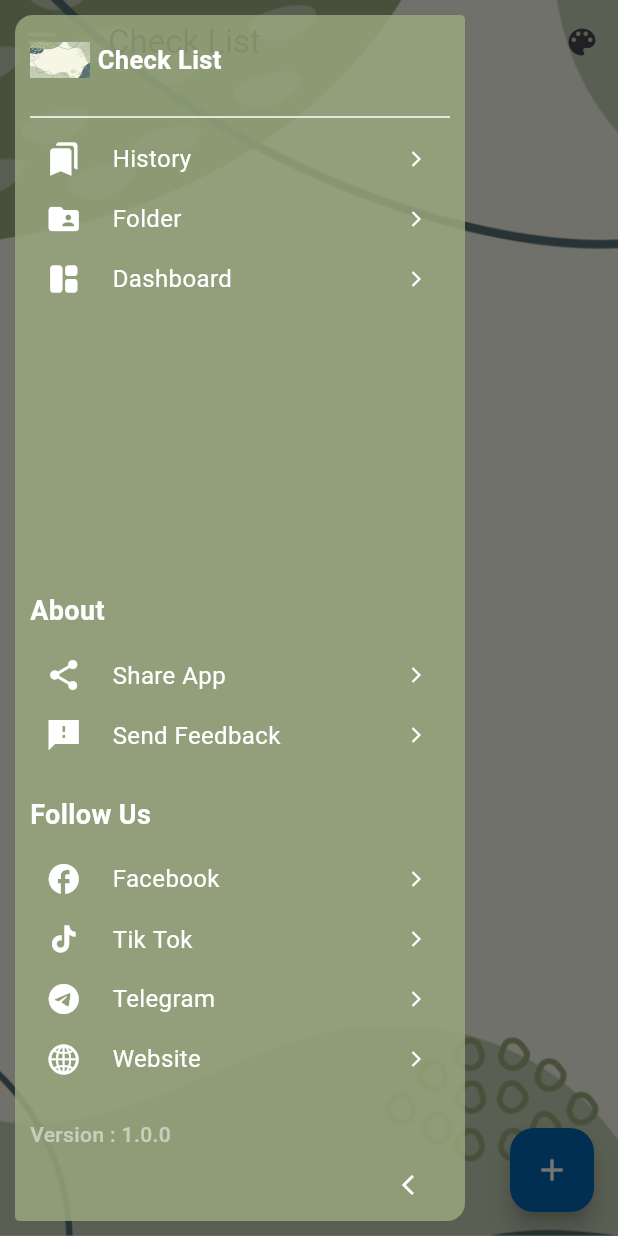
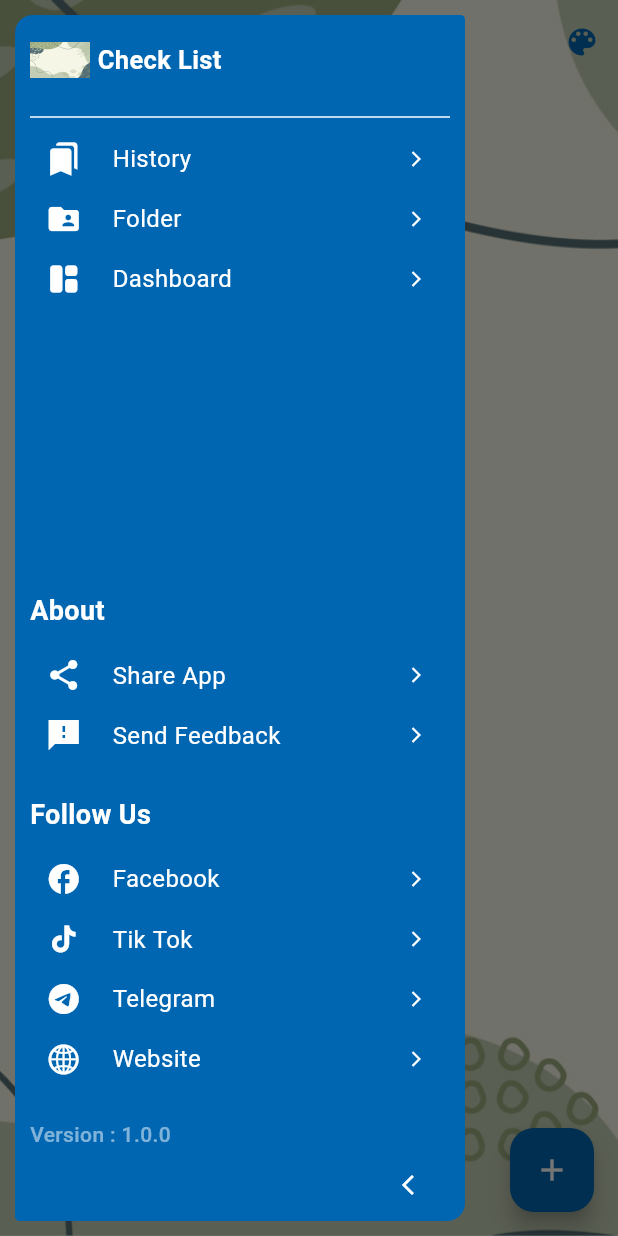
Before and after one commit to Theara-Mot/check-list, a Flutter app: the screen it shows after launch, with the side drawer open, on a phone screen of 412 x 824 dp. Run offline on Flutter 3.47's test engine with Material 3 defaults, Android fonts, the phone set to English and light mode, and no system bars; our stand-ins replace flutter_riverpod, fluttertoast, google_fonts, hooks_riverpod, speech_to_text, supabase_flutter; accounts and stored records are empty; Roboto replaces fonts that are missing (Ubuntu).

Commit message:
implement ui

```diff
--- a/lib/main.dart
+++ b/lib/main.dart
@@ -1,4 +1,4 @@
-import 'package:checklist/providers/provider.dart';
+import 'package:checklist/providers/theme_notifier.dart';
 import 'package:checklist/screen/home_screen.dart';
 import 'package:checklist/testing.dart';
 import 'package:flutter/material.dart';
@@ -19,7 +19,7 @@ class MyApp extends ConsumerWidget {
   Widget build(BuildContext context,ScopedReader watch) {
     final themeNotifier = watch(themeNotifierProvider);
     return MaterialApp(
-      title: 'Checklist App',
+      title: 'Check List',
       debugShowCheckedModeBanner: false,
       theme: themeNotifier.themeData,
       home: Testing(),
--- a/lib/providers/provider.dart
+++ /dev/null
@@ -1,15 +0,0 @@
-import 'package:flutter/material.dart';
-import 'package:flutter_riverpod/flutter_riverpod.dart';
-import 'theme_notifier.dart';
-
-final themeNotifierProvider = ChangeNotifierProvider<ThemeNotifier>((ref) {
-  return ThemeNotifier(
-    ThemeData(
-      primarySwatch: Colors.blue,
-      textTheme: TextTheme(
-        bodyText1: TextStyle(color: Colors.black),
-      ),
-    ),
-    'assets/background_images/background1.jpg',
-  );
-});
--- a/lib/screen/drawer/custom_drawer.dart
+++ b/lib/screen/drawer/custom_drawer.dart
@@ -1,8 +1,10 @@
 
+import 'package:checklist/providers/theme_notifier.dart';
 import 'package:checklist/screen/home_screen.dart';
 import 'package:flutter/cupertino.dart';
 import 'package:flutter/material.dart';
 import 'package:google_fonts/google_fonts.dart';
+import 'package:hooks_riverpod/hooks_riverpod.dart';
 
 import 'custom_listtile.dart';
 import 'header.dart';
@@ -20,20 +22,24 @@ class _CustomDrawerLeaveState extends State<CustomDrawerLeave> {
 
   @override
   Widget build(BuildContext context) {
+    var themeNotifier = context.read(themeNotifierProvider);
+    TextStyle textStyle = themeNotifier.themeData.textTheme.bodyText1!;
+    Color iconColor = themeNotifier.iconColor;
+    Color drawerColor = themeNotifier.drawerColor;
     return SafeArea(
       child: AnimatedContainer(
         curve: Curves.easeInOutCubic,
         duration: const Duration(milliseconds: 500),
         width: _isCollapsed ? 300 : 70,
         margin: const EdgeInsets.only(bottom: 10, top: 10,left: 10,right: 10),
-        decoration:const BoxDecoration(
+        decoration: BoxDecoration(
           borderRadius: BorderRadius.only(
             topLeft: Radius.circular(12),
             topRight: Radius.circular(3),
             bottomRight: Radius.circular(12),
             bottomLeft: Radius.circular(3),
           ),
-          color:Color.fromRGBO(152, 167, 125, 0.85),
+          color:drawerColor
         ),
         child: Padding(
           padding: const EdgeInsets.symmetric(horizontal: 10),
--- a/lib/themes/build_theme.dart
+++ b/lib/themes/build_theme.dart
@@ -1,5 +1,6 @@
 // config.dart
 
+import 'package:checklist/cost/color.dart';
 import 'package:flutter/material.dart';
 
 class StyleConfig {
@@ -17,3 +18,32 @@ class StyleConfig {
     // Add more styles for additional backgrounds here
   };
 }
+
+class AppTheme {
+  static final List<Map<String, dynamic>> themeStyle =[
+    {
+      'bg':'assets/background_images/background1.jpg',
+      'style' :TextStyle(color: AppColors.appbar,fontSize: 16,fontWeight: FontWeight.bold),
+      'icon-color':AppColors.appbar,
+      'drawer-color':AppColors.appbar.withOpacity(0.5),
+      'button-color':AppColors.appbar,
+      'name':'style 1'
+    },
+    {
+      'bg':'assets/background_images/background2.jpg',
+      'style' :TextStyle(color: Color.fromARGB(255, 248, 1, 228),fontSize: 16,fontWeight: FontWeight.bold),
+      'icon-color':Color.fromARGB(255, 211, 129, 204),
+      'drawer-color':Color.fromARGB(255, 236, 9, 217),
+      'button-color':Color.fromARGB(255, 236, 9, 217),
+      'name':'style 2'
+    },
+    {
+      'bg':'assets/background_images/bgg.webp',
+      'style' :TextStyle(color: Colors.red,fontSize: 16,fontWeight: FontWeight.bold),
+      'icon-color':Color.fromARGB(255, 194, 177, 84),
+      'drawer-color':Color.fromARGB(255, 224, 221, 7),
+      'button-color':Color.fromARGB(255, 224, 221, 7),
+      'name':'style 3'
+    },
+  ];
+}
```
Also changed, not shown: lib/providers/theme_notifier.dart (+20 -11 lines), lib/screen/task_screen.dart (+6 -9 lines), lib/testing.dart (+40 -14 lines), assets/background_images/bgg.webp (added).
